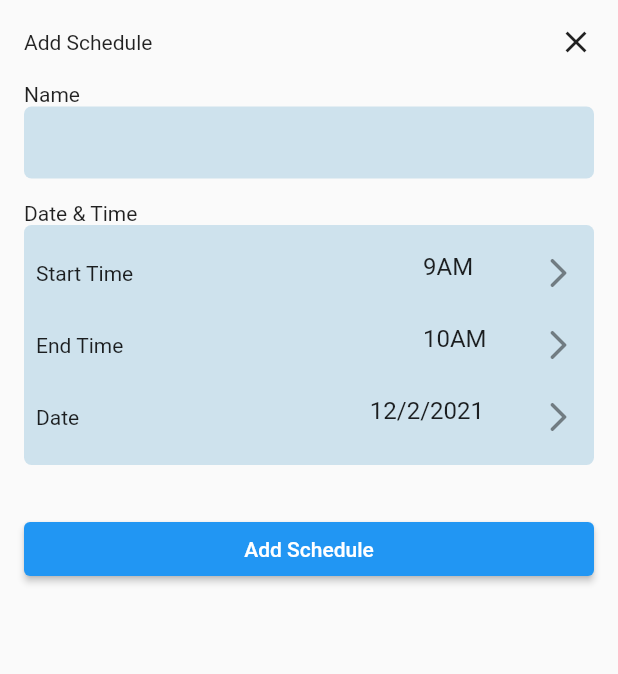
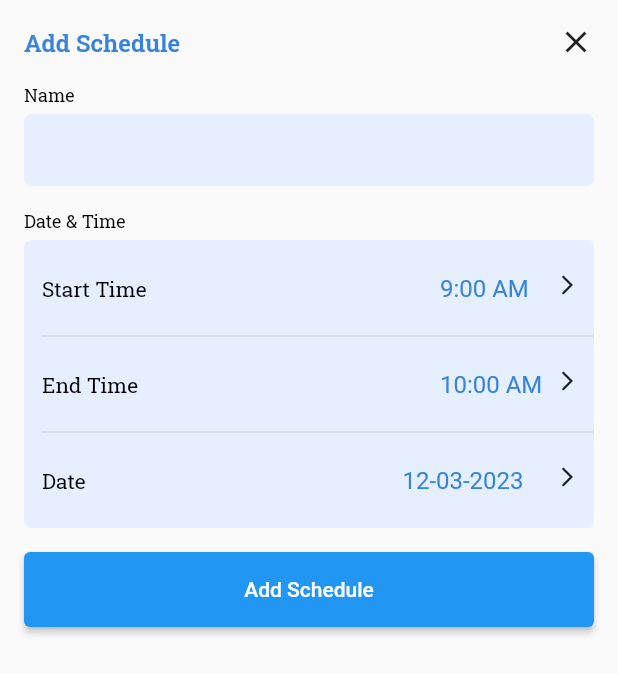
Before and after one commit to salahvk/schedule_app_coined_one, a Flutter app: the AddScheduleBottomSheet widget shown alone on an empty page, opened directly, on a phone screen of 412 x 824 dp. Shown: the top 674 px of the screen. Run offline on Flutter 3.47's test engine with Material 2 defaults, Android fonts, the phone set to English and light mode, and no system bars; our stand-ins replace bloc, calendar_timeline, equatable, flutter_bloc, google_fonts; network calls fail.

Commit message:
Major Update

```diff
--- a/lib/bloc/schedule_bloc.dart
+++ b/lib/bloc/schedule_bloc.dart
@@ -10,9 +10,8 @@ class ScheduleBloc extends Bloc<ScheduleEvent, ScheduleState> {
   ScheduleBloc() : super(ScheduleInitial()) {
     on<FetchScheduleEvent>((event, emit) async {
       try {
-        print("Initial");
         emit(ScheduleInitial());
-        print("Loading");
+        print("Data Fetching");
         emit(ScheduleLoading());
         final data = await ApiProvider().getScheduleDataList();
         print(data);
--- a/lib/components/color_manager.dart
+++ b/lib/components/color_manager.dart
@@ -4,5 +4,8 @@ class ColorManager {
   static const primary = Color.fromARGB(255, 253, 254, 253);
   static const textColor = Color.fromARGB(255, 4, 5, 4);
   static const blue = Color.fromARGB(255, 57, 132, 219);
-  static const lightBlue = Color.fromARGB(255, 206, 226, 237);
+  static const lightBlue = Color(0xffE5EFFF);
+  static const calenderBlue = Color(0xffBBDEFB);
+  static const secondry = Color(0xffF5F5F5);
+  static const black = Colors.black;
 }
--- /dev/null
+++ b/lib/components/style_manager.dart
@@ -0,0 +1,74 @@
+import 'package:flutter/cupertino.dart';
+import 'package:google_fonts/google_fonts.dart';
+
+TextStyle _getTextStyle(double fontSize, Color color, FontWeight fontWeight) {
+  return GoogleFonts.robotoSlab(
+    fontSize: fontSize,
+    color: color,
+    fontWeight: fontWeight,
+  );
+}
+
+TextStyle getRegularStyle({
+  double fontSize = 12,
+  required Color color,
+}) {
+  return _getTextStyle(
+    fontSize,
+    color,
+    FontWeightManager.regular,
+  );
+}
+
+TextStyle getLightStyle({
+  double fontSize = 12,
+  required Color color,
+}) {
+  return _getTextStyle(
+    fontSize,
+    color,
+    FontWeightManager.light,
+  );
+}
+
+TextStyle getMediumtStyle({
+  double fontSize = 12,
+  required Color color,
+}) {
+  return _getTextStyle(
+    fontSize,
+    color,
+    FontWeightManager.medium,
+  );
+}
+
+TextStyle getSemiBoldtStyle({
+  double fontSize = 12,
+  required Color color,
+}) {
+  return _getTextStyle(
+    fontSize,
+    color,
+    FontWeightManager.semiBold,
+  );
+}
+
+TextStyle getBoldtStyle({
+  double fontSize = 12,
+  required Color color,
+}) {
+  return _getTextStyle(
+    fontSize,
+    color,
+    FontWeightManager.bold,
+  );
+}
+
+class FontWeightManager {
+  static const FontWeight light = FontWeight.w300;
+  static const FontWeight regular = FontWeight.w400;
+  static const FontWeight medium = FontWeight.w500;
+  static const FontWeight semiBold = FontWeight.w600;
+  static const FontWeight bold = FontWeight.w700;
+  static const FontWeight extraBold = FontWeight.w800;
+}
--- a/lib/schedule_bottom_sheet.dart
+++ b/lib/schedule_bottom_sheet.dart
@@ -1,8 +1,14 @@
+// ignore_for_file: use_build_context_synchronously
+
 import 'package:flutter/material.dart';
 import 'package:intl/intl.dart';
 import 'package:schedule_app_coined_one/API/saveSchedule.dart';
+import 'package:schedule_app_coined_one/bloc/schedule_bloc.dart';
 import 'package:schedule_app_coined_one/components/color_manager.dart';
+import 'package:schedule_app_coined_one/components/style_manager.dart';
 import 'package:schedule_app_coined_one/controllers/controllers.dart';
+import 'package:schedule_app_coined_one/screen/home_page.dart';
+import 'package:schedule_app_coined_one/utils/popup.dart';
 
 class AddScheduleBottomSheet extends StatefulWidget {
   const AddScheduleBottomSheet({Key? key}) : super(key: key);
@@ -14,30 +20,52 @@ class AddScheduleBottomSheet extends StatefulWidget {
 class _AddScheduleBottomSheetState extends State<AddScheduleBottomSheet> {
   final _formKey = GlobalKey<FormState>();
   late String _name;
-
   TimeOfDay selectedTime = TimeOfDay.now();
   DateTime selectedDate = DateTime.now();
+  final ScheduleBloc _scheduleBloc = ScheduleBloc();
+  final today = DateFormat("dd-MM-yyyy").format(DateTime.now());
+  bool isLoading = false;
 
-  void _submitForm() {
+  void _submitForm() async {
+    setState(() {
+      isLoading = true;
+    });
     final form = _formKey.currentState;
     if (form != null && form.validate()) {
       form.save();
-      saveSchedule(
+
+      final status = await saveSchedule(
           name: BottomSheetControllers.nameController.text,
           startTime: BottomSheetControllers.startTimeController.text,
           endTime: BottomSheetControllers.endTimeController.text,
-          date: BottomSheetControllers.dateController.text);
-      Navigator.of(context).pop();
+          date: BottomSheetControllers.dateController.text,
+          context: context);
+
+      if (status != 'success') {
+        showOverlapPopup(context);
+        setState(() {
+          isLoading = false;
+        });
+      } else {
+        _scheduleBloc.add(FetchScheduleEvent());
+        setState(() {
+          isLoading = false;
+        });
+        // Navigator.of(context).pop();
+        await Future.delayed(const Duration(seconds: 3));
+        Navigator.push(context, MaterialPageRoute(builder: (ctx) {
+          return const HomePage();
+        }));
+      }
     }
   }
 
   @override
   void initState() {
-    // TODO: implement initState
     super.initState();
-    BottomSheetControllers.startTimeController.text = '9AM';
-    BottomSheetControllers.endTimeController.text = '10AM';
-    BottomSheetControllers.dateController.text = '12/2/2021';
+    BottomSheetControllers.startTimeController.text = '9:00 AM';
+    BottomSheetControllers.endTimeController.text = '10:00 AM';
+    BottomSheetControllers.dateController.text = today;
   }
 
   @override
@@ -54,7 +82,11 @@ class _AddScheduleBottomSheetState extends State<AddScheduleBottomSheet> {
               Row(
                 mainAxisAlignment: MainAxisAlignment.spaceBetween,
                 children: [
-                  const Text("Add Schedule"),
+                  Text(
+                    "Add Schedule",
+                    style: getSemiBoldtStyle(
+                        color: ColorManager.blue, fontSize: 16),
+                  ),
                   InkWell(
                       onTap: () {
                         Navigator.of(context).pop();
@@ -65,7 +97,13 @@ class _AddScheduleBottomSheetState extends State<AddScheduleBottomSheet> {
               const SizedBox(
                 height: 15,
               ),
-              const Text("Name"),
+              Text(
+                "Name",
+                style: getRegularStyle(color: ColorManager.black, fontSize: 12),
+              ),
+              const SizedBox(
+                height: 5,
+              ),
               Container(
                 decoration: BoxDecoration(
                   color: ColorManager.lightBlue,
@@ -86,8 +124,13 @@ class _AddScheduleBottomSheetState extends State<AddScheduleBottomSheet> {
               const SizedBox(
                 height: 15,
               ),
-              const Text("Date & Time"),
-
+              Text(
+                "Date & Time",
+                style: getRegularStyle(color: ColorManager.black, fontSize: 12),
+              ),
+              const SizedBox(
+                height: 5,
+              ),
               Container(
                 // height: 200,
                 decoration: BoxDecoration(
@@ -95,13 +138,18 @@ class _AddScheduleBottomSheetState extends State<AddScheduleBottomSheet> {
                   borderRadius: BorderRadius.circular(5),
                 ),
                 child: Padding(
-                  padding: const EdgeInsets.fromLTRB(8, 8, 0, 8),
+                  padding: const EdgeInsets.fromLTRB(12, 8, 0, 8),
                   child: Column(
                     children: [
                       Row(
                         mainAxisAlignment: MainAxisAlignment.spaceBetween,
                         children: [
-                          const Flexible(flex: 4, child: Text('Start Time')),
+                          Flexible(
+                              flex: 4,
+                              child: Text('Start Time',
+                                  style: getRegularStyle(
+                                      color: ColorManager.black,
+                                      fontSize: 14))),
                           Flexible(
                             flex: 2,
                             child: GestureDetector(
@@ -119,13 +167,17 @@ class _AddScheduleBottomSheetState extends State<AddScheduleBottomSheet> {
                                 child: TextFormField(
                                   controller: BottomSheetControllers
                                       .startTimeController,
-
+                                  style:
+                                      const TextStyle(color: ColorManager.blue),
                                   decoration: const InputDecoration(
-                                    suffixIcon:
-                                        Icon(Icons.arrow_forward_ios_rounded),
+                                    suffix: Icon(
+                                      Icons.arrow_forward_ios_rounded,
+                                      size: 16,
+                                    ),
                                     // labelText: 'Name',
                                     border: InputBorder.none,
-                                    contentPadding: EdgeInsets.all(10),
+                                    contentPadding:
+                                        EdgeInsets.fromLTRB(20, 0, 10, 0),
                                   ),
                                   // decoration: const InputDecoration(
                                   //   labelText: 'Time',
@@ -136,13 +188,18 @@ class _AddScheduleBottomSheetState extends State<AddScheduleBottomSheet> {
                           ),
                         ],
                       ),
-
+                      const Divider(color: ColorManager.black, thickness: .1),
                       // EndTime Widget
 
                       Row(
                         mainAxisAlignment: MainAxisAlignment.spaceBetween,
                         children: [
-                          const Flexible(flex: 4, child: Text('End Time')),
+                          Flexible(
+                              flex: 4,
+                              child: Text('End Time',
+                                  style: getRegularStyle(
+                                      color: ColorManager.black,
+                                      fontSize: 14))),
                           Flexible(
                             flex: 2,
                             child: GestureDetector(
@@ -160,13 +217,17 @@ class _AddScheduleBottomSheetState extends State<AddScheduleBottomSheet> {
                                 child: TextFormField(
                                   controller:
                                       BottomSheetControllers.endTimeController,
-
+                                  style:
+                                      const TextStyle(color: ColorManager.blue),
                                   decoration: const InputDecoration(
-                                    suffixIcon:
-                                        Icon(Icons.arrow_forward_ios_rounded),
+                                    suffix: Icon(
+                                      Icons.arrow_forward_ios_rounded,
+                                      size: 16,
+                                    ),
                                     // labelText: 'Name',
                                     border: InputBorder.none,
-                                    contentPadding: EdgeInsets.all(10),
+                                    contentPadding:
+                                        EdgeInsets.fromLTRB(20, 0, 10, 0),
                                   ),
                                   // decoration: const InputDecoration(
                                   //   labelText: 'Time',
@@ -177,25 +238,22 @@ class _AddScheduleBottomSheetState extends State<AddScheduleBottomSheet> {
                           ),
                         ],
                       ),
+                      const Divider(color: ColorManager.black, thickness: .1),
 
                       // Date Widget
 
                       Row(
                         mainAxisAlignment: MainAxisAlignment.spaceBetween,
                         children: [
-                          const Flexible(flex: 4, child: Text('Date')),
+                          Flexible(
+                              flex: 4,
+                              child: Text('Date',
+                                  style: getRegularStyle(
+                                      color: ColorManager.black,
+                                      fontSize: 14))),
                           Flexible(
                             flex: 3,
                             child: GestureDetector(
-                              // onTap: () async {
-                              //   TimeOfDay? time = await showTimePicker(
-                              //     context: context,
-                              //     initialTime: TimeOfDay.now(),
-                              //   );
-                              //   if (time != null) {
-                              //     _timeController.text = time.format(context);
-                              //   }
-                              // },
                               onTap: () {
                                 _selectDate(context);
                               },
@@ -203,13 +261,17 @@ class _AddScheduleBottomSheetState extends State<AddScheduleBottomSheet> {
                                 child: TextFormField(
                                   controller:
                                       BottomSheetControllers.dateController,
+                                  style:
+                                      const TextStyle(color: ColorManager.blue),
 
                                   decoration: const InputDecoration(
-                                    suffixIcon:
-                                        Icon(Icons.arrow_forward_ios_rounded),
-                                    // labelText: 'Name',
+                                    suffix: Icon(
+                                      Icons.arrow_forward_ios_rounded,
+                                      size: 16,
+                                    ),
                                     border: InputBorder.none,
-                                    contentPadding: EdgeInsets.all(10),
+                                    contentPadding:
+                                        EdgeInsets.fromLTRB(30, 0, 10, 0),
                                   ),
                                   // decoration: const InputDecoration(
                                   //   labelText: 'Time',
@@ -224,44 +286,23 @@ class _AddScheduleBottomSheetState extends State<AddScheduleBottomSheet> {
                   ),
                 ),
               ),
-
               const SizedBox(height: 16.0),
-              // DateTimePicker(
-              //   type: DateTimePickerType.dateTimeSeparate,
-              //   initialValue: DateTime.now().toString(),
-              //   firstDate: DateTime(2000),
-              //   lastDate: DateTime(2100),
-              //   dateLabelText: 'Start Time',
-              //   timeLabelText: 'Time',
-              //   onChanged: (value) => _startTime = DateTime.parse(value),
-              //   validator: (value) => value == null ? 'Please enter a start time' : null,
-              // ),
-              // SizedBox(height: 16.0),
-              // DateTimePicker(
-              //   type: DateTimePickerType.dateTimeSeparate,
-              //   initialValue: DateTime.now().toString(),
-              //   firstDate: DateTime(2000),
-              //   lastDate: DateTime(2100),
-              //   dateLabelText: 'End Time',
-              //   timeLabelText: 'Time',
-              //   onChanged: (value) => _endTime = DateTime.parse(value),
-              //   validator: (value) => value == null ? 'Please enter an end time' : null,
-              // ),
-              // SizedBox(height: 16.0),
-              // DateTimePicker(
-              //   type: DateTimePickerType.date,
-              //   initialValue: DateTime.now().toString(),
-              //   firstDate: DateTime(2000),
-              //   lastDate: DateTime(2100),
-              //   dateLabelText: 'Date',
-              //   onChanged: (value) => _date = DateTime.parse(value),
-              //   validator: (value) => value == null ? 'Please enter a date' : null,
-              // ),
-              const SizedBox(height: 16.0),
-              ElevatedButton(
-                onPressed: _submitForm,
-                child: const Text('Add Schedule'),
+              SizedBox(
+                height: 50,
+                child: ElevatedButton(
+                  onPressed: () async {
+                    _submitForm();
+                    // context.watch<ScheduleBloc>().add(FetchScheduleEvent());
+                    // setState(() {});
+                  },
+                  child: isLoading
+                      ? const CircularProgressIndicator(
+                          color: ColorManager.primary,
+                        )
+                      : const Text('Add Schedule'),
+                ),
               ),
+              const SizedBox(height: 20.0),
             ],
           ),
         ),
@@ -281,8 +322,8 @@ class _AddScheduleBottomSheetState extends State<AddScheduleBottomSheet> {
         },
         context: context,
         initialDate: selectedDate,
-        firstDate: DateTime(1900, 8),
-        lastDate: DateTime.now());
+        lastDate: DateTime(2100, 8),
+        firstDate: DateTime.now());
     if (picked != null && picked != selectedDate) {
       setState(() {
         selectedDate = picked;
@@ -292,4 +333,18 @@ class _AddScheduleBottomSheetState extends State<AddScheduleBottomSheet> {
       });
     }
   }
+
+  void showOverlapPopup(BuildContext context) {
+    showDialog(
+      context: context,
+      builder: (BuildContext context) {
+        return ScheduleOverlapPopup(
+          message: 'This overlaps with another schedule and can\'t be saved.',
+          onOkayPressed: () {
+            Navigator.of(context).pop();
+          },
+        );
+      },
+    );
+  }
 }
--- a/pubspec.yaml
+++ b/pubspec.yaml
@@ -42,6 +42,7 @@ dependencies:
   flutter_bloc: ^8.1.2
   hydrated_bloc: ^9.1.0
   bloc: ^8.1.1
+  google_fonts: ^4.0.3
 
 dev_dependencies:
   flutter_test:
```
Also changed, not shown: lib/API/saveSchedule.dart (+9 -3 lines), lib/main.dart (+6 -2 lines), lib/screen/home_page.dart (+58 -50 lines), lib/utils/popup.dart (added, +41 -0 lines), pubspec.lock, 2 other files.
